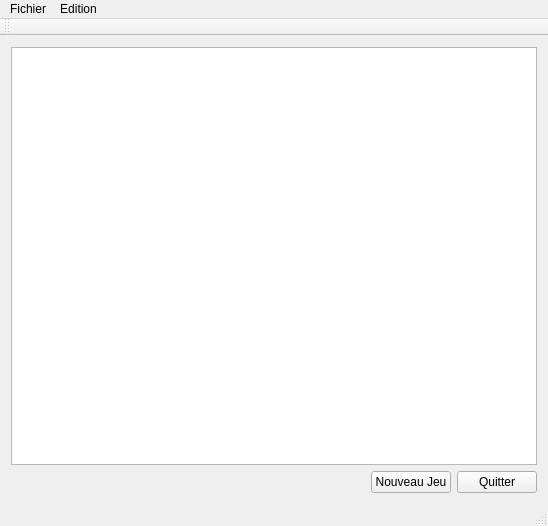
Above: preprojet/CV/Gauffre/GameWindow.ui from paboccard/Projet_Prog_Jeu before the change. Below: the same form after it.
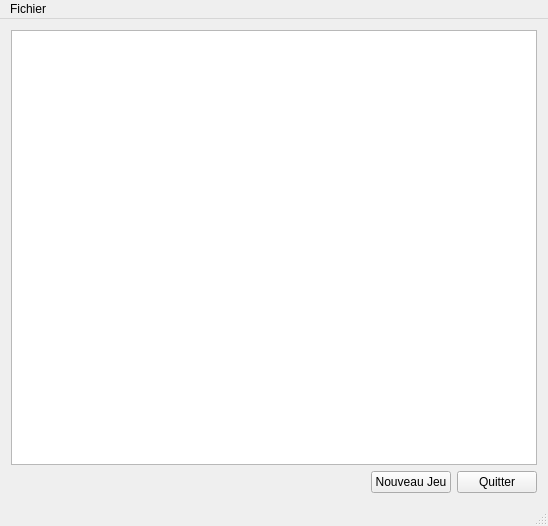
That is the form after the change.

Commit message: modification sur les menu

```diff
--- a/preprojet/CV/Gauffre/GameWindow.ui
+++ b/preprojet/CV/Gauffre/GameWindow.ui
@@ -78,21 +78,7 @@
     <addaction name="actionCharger"/>
     <addaction name="actionQuitter"/>
    </widget>
-   <widget class="QMenu" name="menuEdition">
-    <property name="title">
-     <string>Edition</string>
-    </property>
-   </widget>
    <addaction name="menuFichier"/>
-   <addaction name="menuEdition"/>
-  </widget>
-  <widget class="QToolBar" name="mainToolBar">
-   <attribute name="toolBarArea">
-    <enum>TopToolBarArea</enum>
-   </attribute>
-   <attribute name="toolBarBreak">
-    <bool>false</bool>
-   </attribute>
   </widget>
   <widget class="QStatusBar" name="statusBar"/>
   <action name="actionConfigurer_une_partie">
```
